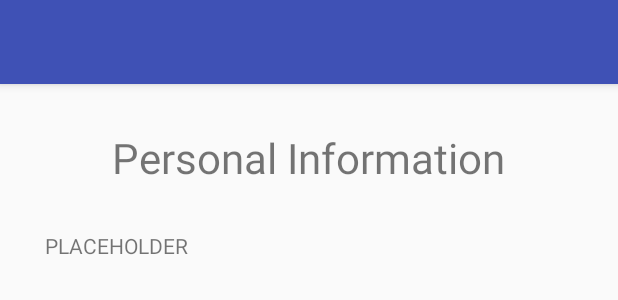
After one commit to JiashuWu/NeuroGraph, an Android app: the layout activity_personal_information.xml on its own in the app's theme, with its tools: preview values and no code run, on a phone screen of 412 x 824 dp. The commit adds this screen. Shown: the top 300 px of the screen. Run offline under Robolectric (Android 15) with nearby library versions, the phone set to English and light mode, and no system bars.

Commit message:
Added PersonalInformationActivity;

```diff
--- a/app/src/main/AndroidManifest.xml
+++ b/app/src/main/AndroidManifest.xml
@@ -195,6 +195,10 @@
         <activity
             android:name=".UserInformationPageActivity"
             android:label="@string/title_activity_user_information_page"
+            android:theme="@style/AppTheme" />
+        <activity
+            android:name=".PersonalInformationActivity"
+            android:label="@string/title_activity_personal_information"
             android:theme="@style/AppTheme"></activity>
     </application>
 
--- a/app/src/main/java/com/example/jiashuwu/neurograph/TestSelectionActivity.java
+++ b/app/src/main/java/com/example/jiashuwu/neurograph/TestSelectionActivity.java
@@ -824,6 +824,12 @@ public class TestSelectionActivity extends AppCompatActivity {
 
 
         }
+        else if (id == R.id.action_user_info)
+        {
+            Intent intent = new Intent (TestSelectionActivity.this, PersonalInformationActivity.class);
+            startActivity(intent);
+            TestSelectionActivity.this.finish();
+        }
         return super.onOptionsItemSelected(item);
     }
 
--- /dev/null
+++ b/app/src/main/res/layout/activity_personal_information.xml
@@ -0,0 +1,26 @@
+<?xml version="1.0" encoding="utf-8"?>
+<android.support.design.widget.CoordinatorLayout xmlns:android="http://schemas.android.com/apk/res/android"
+    xmlns:app="http://schemas.android.com/apk/res-auto"
+    xmlns:tools="http://schemas.android.com/tools"
+    android:layout_width="match_parent"
+    android:layout_height="match_parent"
+    tools:context="com.example.jiashuwu.neurograph.PersonalInformationActivity">
+
+    <android.support.design.widget.AppBarLayout
+        android:layout_width="match_parent"
+        android:layout_height="wrap_content"
+        android:theme="@style/AppTheme.AppBarOverlay">
+
+        <android.support.v7.widget.Toolbar
+            android:id="@+id/toolbar"
+            android:layout_width="match_parent"
+            android:layout_height="?attr/actionBarSize"
+            android:background="?attr/colorPrimary"
+            app:popupTheme="@style/AppTheme.PopupOverlay" />
+
+    </android.support.design.widget.AppBarLayout>
+
+    <include layout="@layout/content_personal_information" />
+
+
+</android.support.design.widget.CoordinatorLayout>
--- /dev/null
+++ b/app/src/main/res/layout/content_personal_information.xml
@@ -0,0 +1,46 @@
+<?xml version="1.0" encoding="utf-8"?>
+<android.support.constraint.ConstraintLayout xmlns:android="http://schemas.android.com/apk/res/android"
+    xmlns:app="http://schemas.android.com/apk/res-auto"
+    xmlns:tools="http://schemas.android.com/tools"
+    android:layout_width="match_parent"
+    android:layout_height="match_parent"
+    app:layout_behavior="@string/appbar_scrolling_view_behavior"
+    tools:context="com.example.jiashuwu.neurograph.PersonalInformationActivity"
+    tools:showIn="@layout/activity_personal_information">
+
+    <android.support.v4.widget.NestedScrollView
+        android:layout_width="match_parent"
+        android:layout_height="match_parent"
+        app:layout_behavior="@string/appbar_scrolling_view_behavior">
+
+        <RelativeLayout
+            android:layout_width="match_parent"
+            android:layout_height="wrap_content">
+
+            <TextView
+                android:layout_width="wrap_content"
+                android:layout_height="wrap_content"
+                android:layout_marginTop="30dp"
+                android:layout_marginLeft="30dp"
+                android:layout_marginRight="30dp"
+                android:text="Personal Information"
+                android:textSize="28dp"
+                android:layout_centerHorizontal="true"
+                android:id="@+id/personal_information_page_title_textview" />
+
+            <TextView
+                android:layout_width="match_parent"
+                android:layout_height="wrap_content"
+                android:id="@+id/personal_information_content_textview"
+                android:layout_marginTop="30dp"
+                android:layout_marginLeft="30dp"
+                android:layout_marginRight="30dp"
+                android:layout_below="@id/personal_information_page_title_textview"
+                android:text="PLACEHOLDER" />
+
+
+        </RelativeLayout>
+
+    </android.support.v4.widget.NestedScrollView>
+
+</android.support.constraint.ConstraintLayout>
--- a/app/src/main/res/values/strings.xml
+++ b/app/src/main/res/values/strings.xml
@@ -304,6 +304,7 @@
     </string>
     <string name="title_activity_account_centre">AccountCentreActivity</string>
     <string name="title_activity_user_information_page">UserInformationPageActivity</string>
+    <string name="title_activity_personal_information">PersonalInformationActivity</string>
 
 
 </resources>
```
Also changed, not shown: app/src/main/java/com/example/jiashuwu/neurograph/PersonalInformationActivity.java (added, +80 -0 lines).
